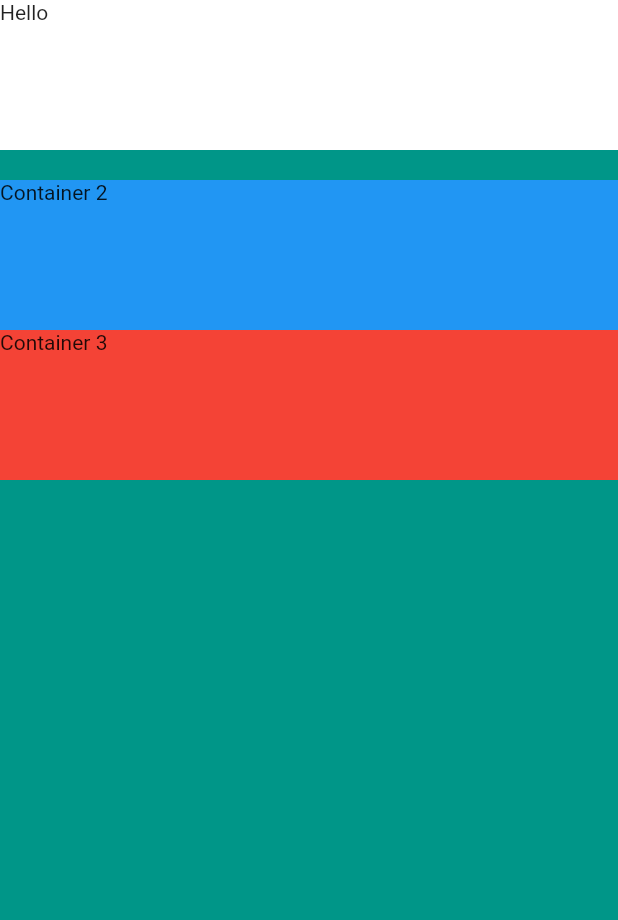
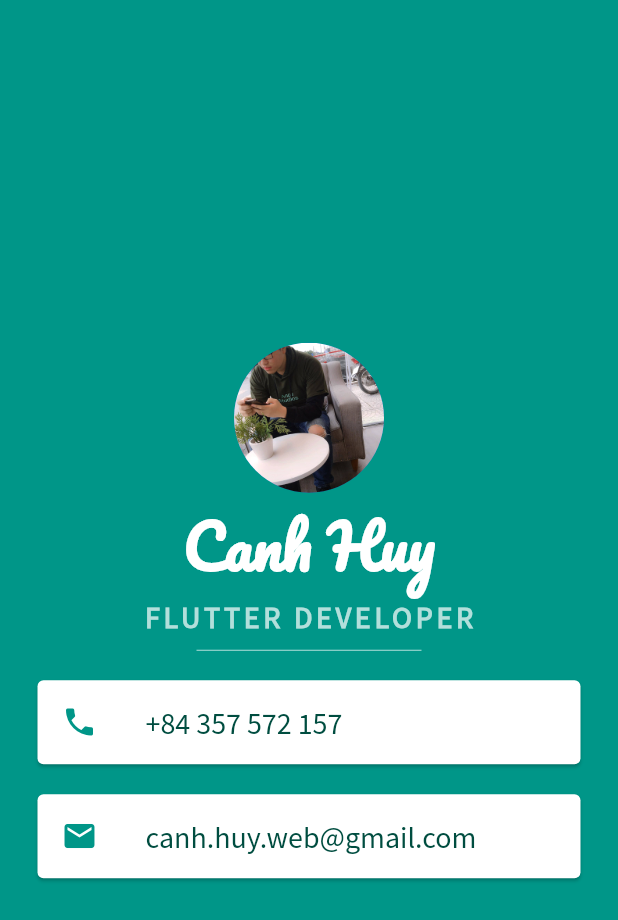
Before and after one commit to huycanh14/flutter, a Flutter app: the screen it shows after launch, on a phone screen of 412 x 824 dp. Shown: the top 920 px of the screen. Run offline on Flutter 3.47's test engine with Material 2 defaults, Android fonts, the phone set to English and light mode, and no system bars.

Commit message:
done mini card

```diff
--- a/mi_card_flutter/lib/main.dart
+++ b/mi_card_flutter/lib/main.dart
@@ -12,37 +12,125 @@ class MyApp extends StatelessWidget{
         backgroundColor: Colors.teal,
         body: SafeArea(
           child: Column(
-            // mainAxisSize: MainAxisSize.min,
-            // verticalDirection: VerticalDirection.down,
-            // mainAxisAlignment: MainAxisAlignment.spaceEvenly,
-            crossAxisAlignment: CrossAxisAlignment.stretch,
+            mainAxisAlignment: MainAxisAlignment.center,
             children: <Widget>[
-              Container(
-                height: 100.0,
-                // width: 100.0,
-                // margin: EdgeInsets.symmetric(vertical: 50.0, horizontal: 10.0 ),
-                color: Colors.white,
-                child: Text('Hello'),
+              CircleAvatar(
+                radius: 50.0,
+                backgroundImage: AssetImage('images/avata.jpg'),
+              ),
+              Text(
+                'Canh Huy',
+                style: TextStyle(
+                  fontFamily: 'Pacifico',
+                  fontSize:40.0,
+                  color: Colors.white,
+                  fontWeight: FontWeight.bold,
+                ),
+              ),
+              Text(
+                'FLUTTER DEVELOPER',
+                style: TextStyle(
+                  fontFamily: 'Source Sans Pro',
+                  color: Colors.teal.shade100,
+                  fontSize: 20.0,
+                  letterSpacing: 2.5,
+                  fontWeight: FontWeight.bold,
+                ),
               ),
               SizedBox(
                 height: 20.0,
+                width: 150.0,
+                child: Divider(
+                  color: Colors.teal.shade100
+                )
               ),
-              Container(
-                // width: 300.0,
-                height: 100.0,
-                color: Colors.blue,
-                child: Text('Container 2')
+              /*Padding(
+                padding: const EdgeInsets.all(8.0),
+                child: Card(
+                  color: Colors.white,
+                  // padding: EdgeInsets.all(10.0),
+                  margin: EdgeInsets.all(25.0),
+                  child: Padding(
+                    padding: EdgeInsets.all(10.0),
+                    child: Row(children: <Widget>[
+                      Icon(
+                        Icons.phone,
+                        // size: 100.0
+                        color: Colors.teal,
+                      ),
+                      SizedBox(
+                        width: 10.0,
+                      ),
+                      Text(
+                        '+84 357 572 157',
+                        style: TextStyle(
+                          color: Colors.teal.shade900,
+                          fontFamily: 'Source Sans Pro',
+                          fontSize: 20.0,
+                        )
+                      ),
+
+                    ],),
+                  ),
+                ),
+              ),*/
+              Card(
+                  color: Colors.white,
+                  margin: EdgeInsets.symmetric(vertical: 10.0, horizontal: 25.0),
+                  child: ListTile(
+                    leading: Icon(
+                      Icons.phone,
+                      color: Colors.teal,
+                    ),
+                    title: Text(
+                      '+84 357 572 157',
+                      style: TextStyle(
+                        color: Colors.teal.shade900,
+                        fontFamily: 'Source Sans Pro',
+                        fontSize: 20.0,
+                      )
+                    ),
+                  ),
               ),
-              Container(
-                width: double.infinity,
-                height: 100.0,
-                color: Colors.red,
-                child: Text('Container 3')
+              Card(
+                  color: Colors.white,
+                  // padding: EdgeInsets.all(10.0),
+                  margin: EdgeInsets.symmetric(vertical: 10.0, horizontal: 25.0),
+                  child: ListTile(
+                    leading: Icon(
+                      Icons.email,
+                      color: Colors.teal,
+                    ),
+                    title: Text(
+                      'canh.huy.web@gmail.com',
+                      style: TextStyle(
+                        color: Colors.teal.shade900,
+                        fontFamily: 'Source Sans Pro',
+                        fontSize: 20.0,
+                      )
+                    ),
+                  ),
+                  /*Row(children: <Widget>[
+                    Icon(
+                      Icons.email,
+                      // size: 100.0
+                      color: Colors.teal,
+                    ),
+                    SizedBox(
+                      width: 10.0,
+                    ),
+                    Text(
+                      'canh.huy.web@gmail.com',
+                      style: TextStyle(
+                        color: Colors.teal.shade900,
+                        fontFamily: 'Source Sans Pro',
+                        fontSize: 20.0,
+                      )
+                    ),
+
+                  ],),*/
               ),
-              Container(
-                width: double.infinity,
-                height: 10.0,
-              ),
+
             ],
           ),
         ),
```
Also changed, not shown: mi_card_flutter/pubspec.yaml (+9 -50 lines), mi_card_flutter/fonts/Pacifico-Regular.ttf (added), mi_card_flutter/fonts/SourceSansPro-Regular.ttf (added), mi_card_flutter/images/avata.jpg (added).
